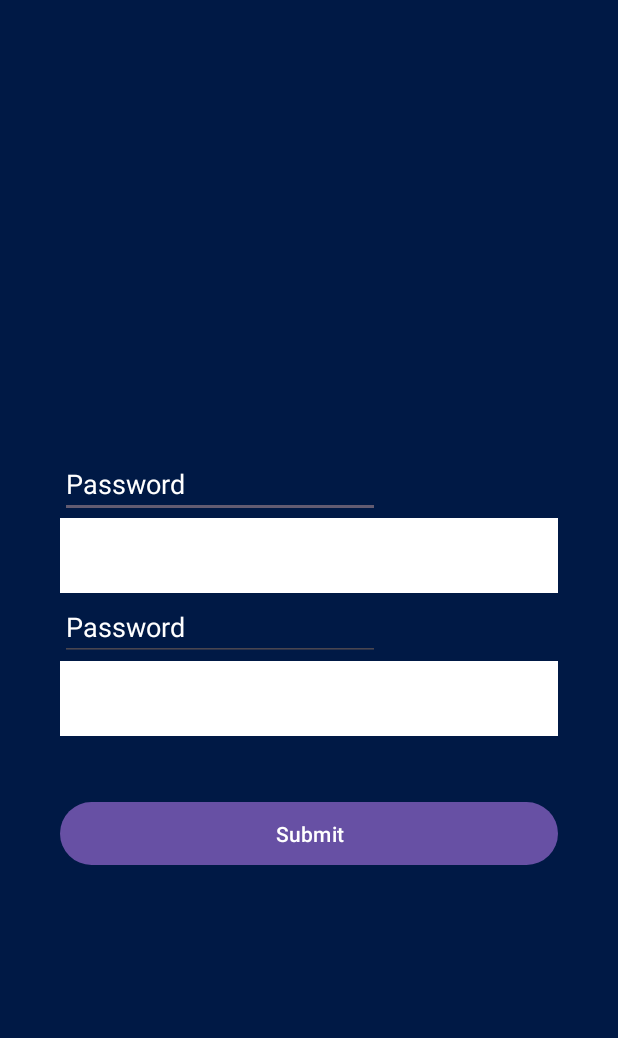
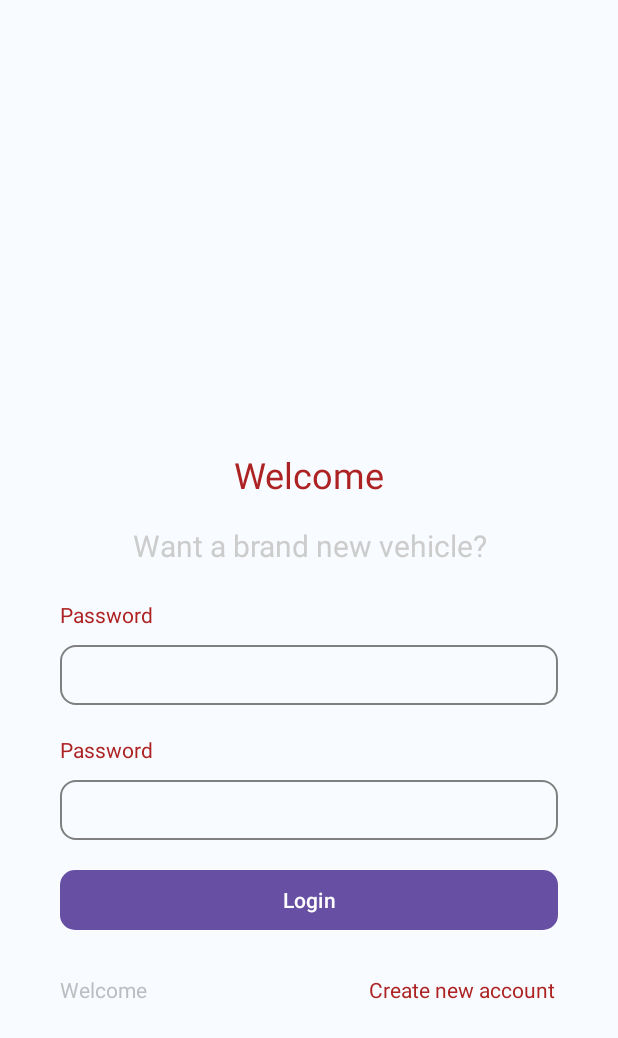
Before and after one commit to allcarsinone-pt/S2_PADM, an Android app: the screen it shows after launch (MainActivity), on a phone screen of 412 x 824 dp. Shown: the top 1038 px of the screen. Run offline under Robolectric (Android 15) with nearby library versions, the phone set to English and light mode, and no system bars.

Commit message:
Login screen with colors

```diff
--- a/app/src/main/res/drawable/border.xml
+++ b/app/src/main/res/drawable/border.xml
@@ -1,4 +1,10 @@
 <?xml version="1.0" encoding="utf-8"?>
-<selector xmlns:android="http://schemas.android.com/apk/res/android">
+<shape xmlns:android="http://schemas.android.com/apk/res/android"
+    android:shape="rectangle">
+    <!--Border width and color-->
+    <stroke android:width="2px"
+            android:color="#808080"
+        />
+    <corners android:radius="10dp" />
 
-</selector>
+</shape>
--- a/app/src/main/res/drawable/buttons.xml
+++ b/app/src/main/res/drawable/buttons.xml
@@ -2,12 +2,11 @@
 <shape xmlns:android="http://schemas.android.com/apk/res/android"
     android:shape="rectangle">
     <!--Border width and color-->
-    <corners android:radius="10dp" />
-
-    <gradient android:angle="270"
-        android:centerColor="#AD2323"
-        android:endColor="#AD2323"
-        android:startColor="#AD2323"
+    <corners
+        android:radius="10dp"
+        android:backgroundTint="#AD2323"
         />
 
+    <solid
+        android:color="#AD2323"/>
 </shape>
--- a/app/src/main/res/layout/activity_main.xml
+++ b/app/src/main/res/layout/activity_main.xml
@@ -6,7 +6,7 @@
     android:layout_width="match_parent"
     android:layout_height="match_parent"
     tools:context=".MainActivity"
-    android:background="@color/material_dynamic_primary10"
+    android:background="#F8FBFF"
     >
 
     <LinearLayout
@@ -14,63 +14,130 @@
         android:layout_width="match_parent"
         android:layout_height="match_parent"
         android:layout_marginTop="300dp"
-        android:orientation="vertical">
+        android:orientation="vertical"
+        >
 
-        <EditText
+        <TextView
+            android:id="@+id/labelLoginWelcome"
+            android:layout_width="match_parent"
+            android:layout_height="50dp"
+            android:ems="10"
+            android:inputType="text"
+            android:text="Welcome"
+            android:textSize="24sp"
+            android:textAlignment="center"
+            android:textColor="#AD2323"
+            android:layout_marginHorizontal="40dp"
+            />
+
+        <TextView
+            android:id="@+id/labelLoginSlogan"
+            android:layout_width="match_parent"
+            android:layout_height="50dp"
+            android:ems="10"
+            android:inputType="text"
+            android:text="Want a brand new vehicle?"
+            android:textSize="20sp"
+            android:textAlignment="center"
+            android:textColor="#CCCCCC"
+            android:layout_marginHorizontal="40dp"
+            />
+
+        <TextView
             android:id="@+id/labelLoginUsername"
-            android:layout_width="wrap_content"
-            android:layout_height="wrap_content"
+            android:layout_width="match_parent"
+            android:layout_height="30dp"
             android:ems="10"
             android:inputType="text"
             android:text="Password"
-            android:textColor="@color/white"
+            android:textColor="#AD2323"
             android:layout_marginHorizontal="40dp"
             />
 
         <TextView
             android:id="@+id/loginUsername"
             android:layout_width="match_parent"
-            android:layout_height="50dp"
+            android:layout_height="40dp"
             android:textSize="40sp"
             android:textColor="@color/black"
             android:textAlignment="textEnd"
             android:layout_marginHorizontal="40dp"
+            android:layout_marginBottom="20dp"
             android:ems="100"
-            android:background="@color/white"
+            android:background="@drawable/border"
             />
 
-        <EditText
+        <TextView
             android:id="@+id/labelLoginPassword"
-            android:layout_width="wrap_content"
-            android:layout_height="wrap_content"
+            android:layout_width="match_parent"
+            android:layout_height="30dp"
             android:ems="10"
             android:inputType="text"
             android:text="Password"
-            android:textColor="@color/white"
+            android:textColor="#AD2323"
             android:layout_marginHorizontal="40dp"
             />
 
         <TextView
             android:id="@+id/loginPassword"
             android:layout_width="match_parent"
-            android:layout_height="50dp"
+            android:layout_height="40dp"
             android:textSize="40sp"
             android:textColor="@color/black"
             android:textAlignment="textEnd"
             android:layout_marginHorizontal="40dp"
             android:ems="100"
-            android:background="@color/white"
+            android:background="@drawable/border"
+            android:layout_marginBottom="20dp"
             />
 
         <Button
             android:id="@+id/loginSubmit"
             android:layout_width="match_parent"
-            android:layout_height="50dp"
-            android:text="Submit"
+            android:layout_height="40dp"
+            android:text="Login"
             android:tag="7"
             android:onClick="onClickBtn"
-            android:layout_margin="40dp"
+            android:layout_marginHorizontal="40dp"
+            android:background="@drawable/buttons"
             />
+
+        <LinearLayout
+            xmlns:android="http://schemas.android.com/apk/res/android"
+            android:layout_width="match_parent"
+            android:layout_height="match_parent"
+            android:orientation="horizontal"
+            android:layout_marginTop="30dp"
+            android:weightSum="2"
+            >
+
+            <TextView
+                android:id="@+id/labelLoginForgotPass"
+                android:layout_width="match_parent"
+                android:layout_height="20dp"
+                android:ems="10"
+                android:inputType="text"
+                android:text="Welcome"
+                android:textSize="14sp"
+                android:textColor="#80808080"
+                android:layout_marginHorizontal="40dp"
+                android:layout_weight="1"
+                />
+
+            <TextView
+                android:id="@+id/labelLoginForgotCreateAccount"
+                android:layout_width="match_parent"
+                android:layout_height="20dp"
+                android:ems="10"
+                android:inputType="text"
+                android:text="Create new account"
+                android:textSize="14sp"
+                android:textColor="#AD2323"
+                android:layout_marginHorizontal="40dp"
+                android:layout_weight="1"
+                />
+
+        </LinearLayout>
 
     </LinearLayout>
 
```
